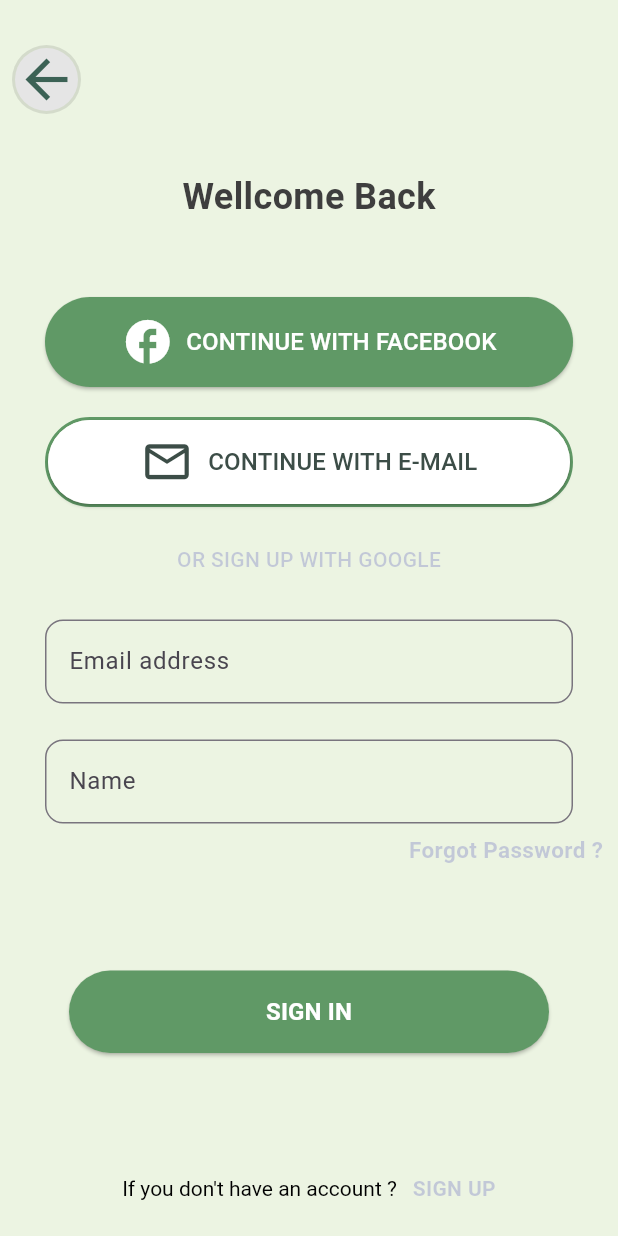
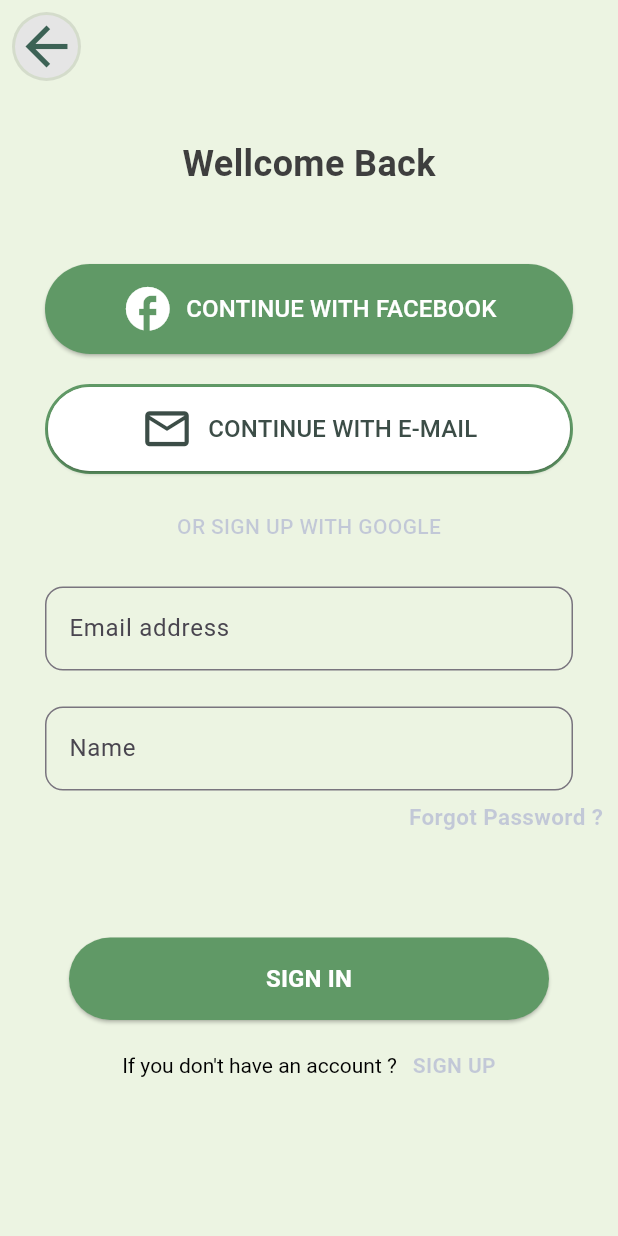
Before and after one commit to chima6985/Test_app, a Flutter app: the screen it shows after launch, after a tap on "SKip", after a tap on "SIGN IN", on a phone screen of 412 x 824 dp. Run offline on Flutter 3.47's test engine with Material 3 defaults, Android fonts, the phone set to English and light mode, and no system bars; our stand-ins replace animated_splash_screen, animated_text_kit, firebase_auth, firebase_core, lottie, smooth_page_indicator; accounts and stored records are empty; network calls fail.

```diff
--- a/lib/main.dart
+++ b/lib/main.dart
@@ -1,10 +1,18 @@
-// import 'package:firebase_core/firebase_core.dart';
+import 'package:firebase_core/firebase_core.dart';
 import 'package:flutter/material.dart';
 import 'package:test_application/screens/home_page.dart';
 
+void main() async {
+  WidgetsFlutterBinding.ensureInitialized();
 
-void main() async {
-  // await Firebase.initializeApp();
+  final options = const FirebaseOptions(
+    apiKey: 'AIzaSyAr3EdS_iSynGleLpg8fQc7zwibJ-sfJeg',
+    appId: 'com.chima.test_application',
+    messagingSenderId: 'your-messaging-sender-id',
+    projectId: 'test-app-6c949',
+  );
+
+  await Firebase.initializeApp(options: options);
   runApp(MyApp());
 }
 
--- a/lib/screens/signin_screen.dart
+++ b/lib/screens/signin_screen.dart
@@ -13,11 +13,11 @@ class SigninScreen extends StatelessWidget {
         FocusScope.of(context).unfocus();
       },
       child: Scaffold(
-        body: SingleChildScrollView(
-          child: Container(
-            width: mqr.width,
-            height: mqr.height,
-            decoration: BoxDecoration(color: singupScreenColor),
+        body: Container(
+          width: mqr.width,
+          height: mqr.height,
+          decoration: BoxDecoration(color: singupScreenColor),
+          child: SingleChildScrollView(
             child: Column(
               crossAxisAlignment: CrossAxisAlignment.start,
               mainAxisAlignment: MainAxisAlignment.center,
@@ -29,7 +29,7 @@ class SigninScreen extends StatelessWidget {
                     color: Color(0XFFE5E5E5),
                     boxShadow: [
                       BoxShadow(
-                        color: Colors.black.withOpacity(0.1),
+                        color: Colors.black.withValues(alpha: 0.1),
                         spreadRadius: 2,
                         offset: Offset(0, 0),
                       ),
@@ -237,8 +237,7 @@ class SigninScreen extends StatelessWidget {
                     ),
                   ),
                 ),
-
-                SizedBox(height: 80),
+                SizedBox(height: 20),
                 Center(
                   child: RichText(
                     text: TextSpan(
@@ -275,6 +274,7 @@ class SigninScreen extends StatelessWidget {
                     ),
                   ),
                 ),
+                SizedBox(height: 50),
               ],
             ),
           ),
```
Also changed, not shown: lib/screens/signup_screen.dart (+37 -14 lines), 9 other files.
